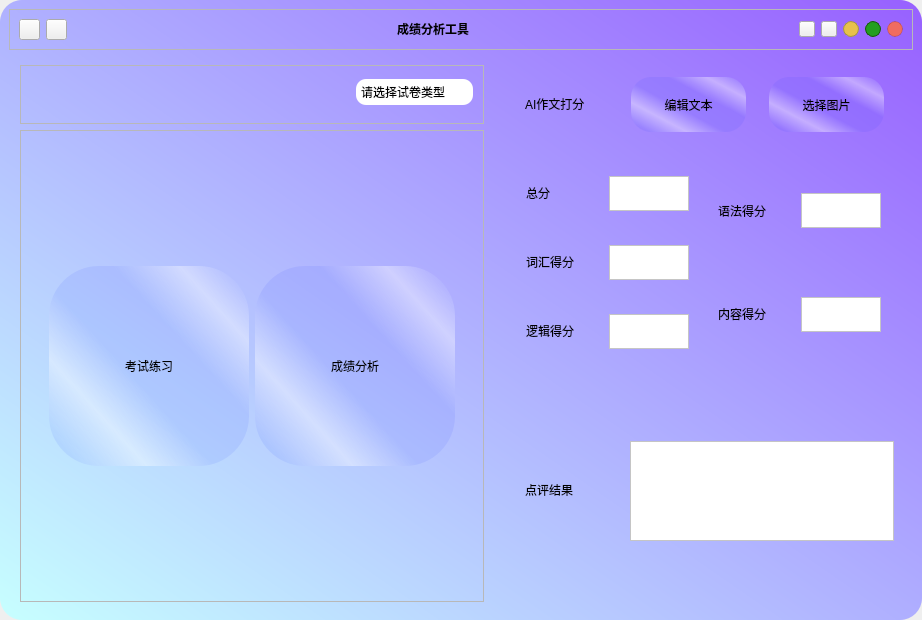
The window that main_window.ui (chas-02/English_performance_analysis_tool) describes before a commit, drawn with Qt 5.
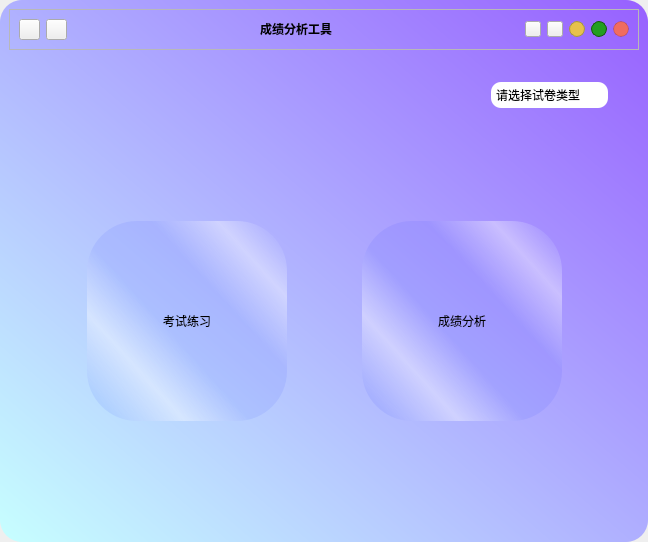
The same window after the commit. Icons and pictures are not drawn.

Commit message: Simplified container, fixed bugs

Diff of the .ui file:
```diff
--- a/main_window.ui
+++ b/main_window.ui
@@ -6,8 +6,8 @@
    <rect>
     <x>0</x>
     <y>0</y>
-    <width>922</width>
-    <height>620</height>
+    <width>648</width>
+    <height>542</height>
    </rect>
   </property>
   <property name="windowTitle">
@@ -341,10 +341,18 @@
         </widget>
        </item>
        <item>
-        <layout class="QHBoxLayout" name="horizontalLayout_13" stretch="0,0">
-         <property name="spacing">
+        <widget class="QStackedWidget" name="stackedWidget">
+         <property name="styleSheet">
+          <string notr="true">background-color: rgba(255, 255, 255, 0);</string>
+         </property>
+         <property name="frameShadow">
+          <enum>QFrame::Plain</enum>
+         </property>
+         <property name="currentIndex">
           <number>0</number>
          </property>
+         <widget class="QWidget" name="page">
+          <layout class="QVBoxLayout" name="verticalLayout_8">
          <item>
           <widget class="QFrame" name="frame_2">
            <property name="styleSheet">
@@ -488,7 +496,7 @@
               <property name="frameShadow">
                <enum>QFrame::Raised</enum>
               </property>
-              <layout class="QHBoxLayout" name="horizontalLayout">
+                <layout class="QHBoxLayout" name="horizontalLayout" stretch="1,10,1">
                <item>
                 <spacer name="horizontalSpacer_5">
                  <property name="orientation">
@@ -598,6 +606,10 @@
            </layout>
           </widget>
          </item>
+          </layout>
+         </widget>
+         <widget class="QWidget" name="page_2">
+          <layout class="QVBoxLayout" name="verticalLayout_9">
          <item>
           <widget class="QFrame" name="frame_3">
            <property name="styleSheet">
@@ -1261,6 +1273,8 @@
           </widget>
          </item>
         </layout>
+         </widget>
+        </widget>
        </item>
       </layout>
      </widget>
```
Lines whose indentation alone changed are shown as unchanged. The commit also changes 2 other files.
